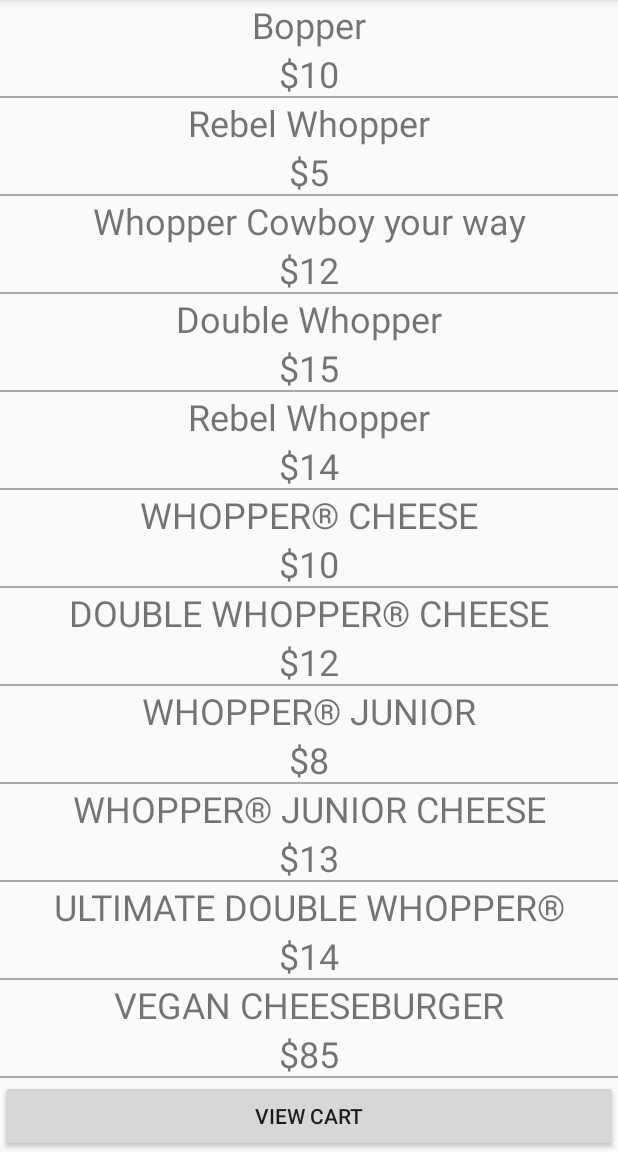
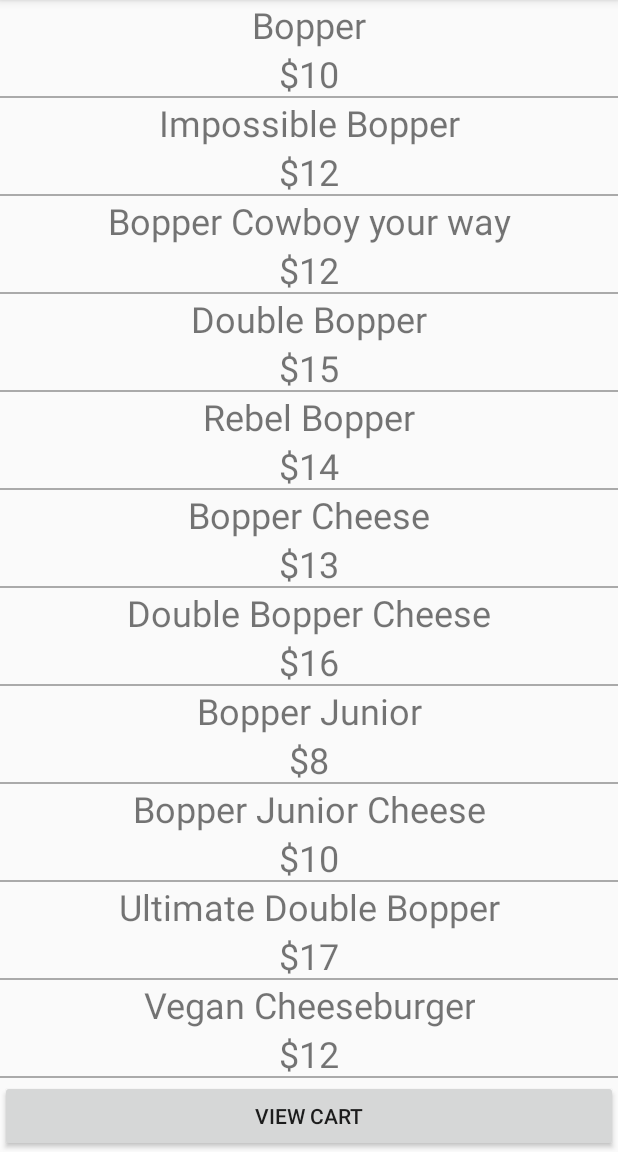
Before and after one commit to philip2711/H2A3, an Android app: the screen it shows after launch (MainActivity), on a phone screen of 412 x 824 dp, the part 84-1236 px from its top. Run offline under Robolectric (Android 15) with nearby library versions, the phone set to English and light mode, and no system bars.

Commit message:
basically finished

```diff
--- a/app/src/main/java/com/example/h2a2/FakeDatabase.java
+++ b/app/src/main/java/com/example/h2a2/FakeDatabase.java
@@ -22,103 +22,118 @@ public class FakeDatabase {
                 1,
                 "10",
                 "Bopper",
-                "The Whopper is the signature sandwich and an associated product line sold by international fast food restaurant chain Burger King and its Australian franchise, Hungry Jack's. Introduced in 1957, the sandwich has undergone several reformulations such as portion resizing and bread changes",
-                0
+                "The Bopper is the signature sandwich and an associated product line sold by international fast food restaurant chain Burger King and its Australian franchise, Hungry Jack's. Introduced in 1957, the sandwich has undergone several reformulations such as portion resizing and bread changes",
+                0,
+                R.drawable.whopper
         ));
         menus.put(2, new Menu(
                 2,
-                "5",
-                "Rebel Whopper",
-                "Rebel Whopper® features a patty made from plants, flame-grilled to give the irresistible smoky, BBQ flavour just like our classic Whopper. Loaded with crisp fresh lettuce, ripe hand-cut tomatoes, onion, pickles, mayo and tomato sauce on a toasted sesame seed bun.",
-                0
+                "12",
+                "Impossible Bopper",
+                "Our Impossible Bopper Sandwich features a savory flame-grilled patty made from plants topped with juicy tomatoes, fresh lettuce, creamy mayonnaise, ketchup, crunchy pickles, and sliced white onions on a soft sesame seed bun. 100% Bopper ®, 0% Beef.",
+                0,
+                R.drawable.whopper
         ));
         menus.put(3, new Menu(
                 3,
                 "12",
-                "Whopper Cowboy your way",
-                "Try our new Whopper® Cowboy Your Way range. Pick a Whopper Cowboy and stack with single, double or triple flame-grilled beef. It's your Whopper, your way!",
-                0
+                "Bopper Cowboy your way",
+                "Try our new Bopper Cowboy Your Way range. Pick a Bopper Cowboy and stack with single, double or triple flame-grilled beef. It's your Bhopper, your way!",
+                0,
+                R.drawable.whopper
         ));
         menus.put(4, new Menu(
                 4,
                 "15",
-                "Double Whopper",
-                "Think of a Whopper®. Think of the crispy lettuce and ripe tomato. Think of the freshly-toasted sesame seed bun. Think of the flame-grilled Aussie beef. Now double it",
-                0
+                "Double Bopper",
+                "Think of a Bopper. Think of the crispy lettuce and ripe tomato. Think of the freshly-toasted sesame seed bun. Think of the flame-grilled Aussie beef. Now double it",
+                0,
+                R.drawable.whopper
         ));
         menus.put(5, new Menu(
                 5,
                 "14",
-                "Rebel Whopper",
-                "Rebel Whopper® features a patty made from plants, flame-grilled to give the irresistible smoky, BBQ flavour just like our classic Whopper. Loaded with crisp fresh lettuce, ripe hand-cut tomatoes, onion, pickles, mayo and tomato sauce on a toasted sesame seed bun.",
-                0
+                "Rebel Bopper",
+                "Rebel Bopper features a patty made from plants, flame-grilled to give the irresistible smoky, BBQ flavour just like our classic Bopper. Loaded with crisp fresh lettuce, ripe hand-cut tomatoes, onion, pickles, mayo and tomato sauce on a toasted sesame seed bun.",
+                0,
+                R.drawable.whopper
         ));
         menus.put(6, new Menu(
                 6,
-                "10",
-                "WHOPPER® CHEESE",
-                "All the flame-grilled, flavour-packed perfection of a Whopper®, but topped with a slice of cheese.",
-                0
+                "13",
+                "Bopper Cheese",
+                "All the flame-grilled, flavour-packed perfection of a Bopper, but topped with a slice of cheese.",
+                0,
+                R.drawable.whopper
         ));
         menus.put(7, new Menu(
                 7,
-                "12",
-                "DOUBLE WHOPPER® CHEESE",
+                "16",
+                "Double Bopper Cheese",
                 "Double the flavour with two flame-grilled Australian beef patties with no added hormones. Topped with cheese, ripe hand-cut tomato, fresh lettuce, onion, pickles, mayo and tomato sauce on a toasted sesame seed bun.",
-                0
+                0,
+                R.drawable.whopper
         ));
         menus.put(8, new Menu(
                 8,
                 "8",
-                "WHOPPER® JUNIOR",
-                "It's just like the legendary Whopper®, only smaller. Same great flame-grilled Australian beef with no added hormones, ripe hand-cut tomato, fresh lettuce, onion, pickles, mayo and tomato sauce on a toasted sesame seed bun.",
-                0
+                "Bopper Junior",
+                "It's just like the legendary Bopper, only smaller. Same great flame-grilled Australian beef with no added hormones, ripe hand-cut tomato, fresh lettuce, onion, pickles, mayo and tomato sauce on a toasted sesame seed bun.",
+                0,
+                R.drawable.whopper
         ));
         menus.put(9, new Menu(
                 9,
-                "13",
-                "WHOPPER® JUNIOR CHEESE",
-                "The legendary Whopper® but smaller with a slice of melted cheese for added burger bliss. Same great flame-grilled Australian beef, ripe hand-cut tomato, fresh lettuce, onion, pickles, mayo and tomato sauce on a toasted sesame seed bun.",
-                0
+                "10",
+                "Bopper Junior Cheese",
+                "The legendary Bopper but smaller with a slice of melted cheese for added burger bliss. Same great flame-grilled Australian beef, ripe hand-cut tomato, fresh lettuce, onion, pickles, mayo and tomato sauce on a toasted sesame seed bun.",
+                0,
+                R.drawable.whopper
         ));
         menus.put(10, new Menu(
                 10,
-                "14",
-                "ULTIMATE DOUBLE WHOPPER®",
-                "Hold onto your taste buds, this Whopper® has got the lot. Two flame-grilled 100% Australian beef patties with no added hormones, two slices of cheese, premium eye bacon, hand-cut tomatoes, lettuce, pickles, onion, mayo and tomato sauce on a toasted sesame seed bun.",
-                0
+                "17",
+                "Ultimate Double Bopper",
+                "Hold onto your taste buds, this Bopper has got the lot. Two flame-grilled 100% Australian beef patties with no added hormones, two slices of cheese, premium eye bacon, hand-cut tomatoes, lettuce, pickles, onion, mayo and tomato sauce on a toasted sesame seed bun.",
+                0,
+                R.drawable.whopper
 
         ));        menus.put(11, new Menu(
                 11,
-                "85",
-                "VEGAN CHEESEBURGER",
+                "12",
+                "Vegan Cheeseburger",
                 "Yes, 100% Vegan! Double vegan patty (made from corn, capsicum and carrot), vegan cheese and vegan mayonnaise with tomato sauce, onions, fresh tomato and crisp lettuce on a delicious seeded bun.",
-                0
+                0,
+                R.drawable.whopper
         ));        menus.put(12, new Menu(
                 12,
-                "10",
-                "ANGRY WHOPPER®",
+                "14",
+                "Angry Bopper",
                 "We took the world’s happiest burger and got it all riled up with onion, jalapeno and ketchup. This could be the first burger to bite back.",
-                0
+                0,
+                R.drawable.whopper
         ));        menus.put(13, new Menu(
                 13,
-                "13",
-                "CHEESY BACON LOADED CHIPS",
+                "6",
+                "Cheesy Bacon Loaded Chips",
                 "Crispy, Thick Cut Chips, topped with cheesy sauce and real crumbled bacon",
-                0
+                0,
+                R.drawable.loaded_chips
         ));
         menus.put(14, new Menu(
                 14,
                 "7",
-                "OVERLOADED CHEESY BACON LOADED CHIPS",
+                "Overloaded Cheesy Bacon Loaded Chips",
                 "Our Crispy, Thick Cut Chips, overloaded with double the cheesy Sauce and real crumbled bacon.",
-                0
+                0,
+                R.drawable.loaded_chips
         ));        menus.put(15, new Menu(
                 15,
                 "6",
-                "CHICKEN NUGGETS (3, 6, 12 PACK)",
-                "Crispy, golden nuggets made with 100% chicken breast, cooked in sunflower and canola oil for a better tasting golden finish. Our nuggets are as good as gold. Choose from our delicious dipping sauces BBQ, Spicy, Honey Mustard or Sweet 'n Sour sauce. Available 3, 6 or 12 pack.",
-                0
+                "Chicken Nuggets (12 Pack)",
+                "Crispy, golden nuggets made with 100% chicken breast, cooked in sunflower and canola oil for a better tasting golden finish. Our nuggets are as good as gold. Choose from our delicious dipping sauces BBQ, Spicy, Honey Mustard or Sweet 'n Sour sauce",
+                0,
+                R.drawable.nuggets
         ));
 
 
--- a/app/src/main/java/com/example/h2a2/Menu.java
+++ b/app/src/main/java/com/example/h2a2/Menu.java
@@ -9,15 +9,18 @@ public class Menu implements Serializable {
     private String fname;
     private String description;
     private int quantity;
+    private int image;
 
 
 
-    public Menu(int menuID, String price, String fname, String description, int quantity) {
+
+    public Menu(int menuID, String price, String fname, String description, int quantity, int image) {
         this.menuID = menuID;
         this.price = price;
         this.fname = fname;
         this.description = description;
         this.quantity = quantity;
+        this.image = image;
 
     }
 
@@ -64,4 +67,9 @@ public class Menu implements Serializable {
     public void setQuantity(int quantity) {
         this.quantity = quantity;
     }
+
+    public int getImage() { return image; }
+
+    public void setImage(int image) { this.image = image; }
+
 }
--- a/app/src/main/java/com/example/h2a2/MenuDetailActivity.java
+++ b/app/src/main/java/com/example/h2a2/MenuDetailActivity.java
@@ -4,6 +4,7 @@ import android.content.Intent;
 import android.os.Bundle;
 import android.view.View;
 import android.widget.Button;
+import android.widget.ImageView;
 import android.widget.TextView;
 
 import androidx.appcompat.app.AppCompatActivity;
@@ -16,6 +17,7 @@ public class MenuDetailActivity extends AppCompatActivity {
     private TextView aquantity;
     private int menuID;
     private int quantity = 0;
+    ImageView foodphoto;
     double total = 0;
 
     @Override
@@ -33,10 +35,12 @@ public class MenuDetailActivity extends AppCompatActivity {
         dpriceTextView = findViewById(R.id.detailprice);
         ddescriptionTextView = findViewById(R.id.detaildescription);
         aquantity = findViewById(R.id.quantityv);
+        foodphoto = findViewById(R.id.foodphotoview);
 
         dmenuTextView.setText(menu.getFname());
         dpriceTextView.setText("$" + menu.getPrice());
         ddescriptionTextView.setText(menu.getDescription());
+        foodphoto.setImageResource(menu.getImage());
 
         Button add = findViewById(R.id.add);
         add.setOnClickListener(new View.OnClickListener() {
@@ -71,4 +75,5 @@ public class MenuDetailActivity extends AppCompatActivity {
         });
     }
 
+
 }
--- a/app/src/main/res/layout/menu_detail.xml
+++ b/app/src/main/res/layout/menu_detail.xml
@@ -87,4 +87,16 @@
         app:layout_constraintStart_toStartOf="parent"
         app:layout_constraintTop_toBottomOf="@+id/detailprice" />
 
+    <ImageView
+        android:id="@+id/foodphotoview"
+        android:layout_width="wrap_content"
+        android:layout_height="wrap_content"
+        android:layout_marginTop="32dp"
+        android:scaleType="fitCenter"
+        app:layout_constraintBottom_toTopOf="@+id/addtocart"
+        app:layout_constraintEnd_toEndOf="parent"
+        app:layout_constraintStart_toStartOf="parent"
+        app:layout_constraintTop_toBottomOf="@+id/less"
+        tools:srcCompat="@tools:sample/avatars[0]" />
+
 </androidx.constraintlayout.widget.ConstraintLayout>
```
